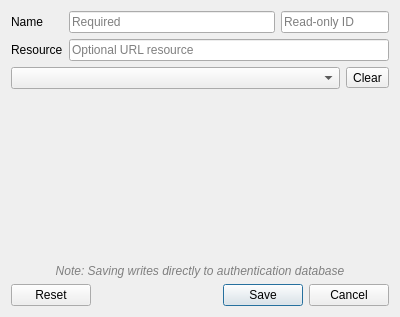
Above: src/ui/auth/qgsauthconfigedit.ui from qgis/QGIS before the change. Below: the same form after it.
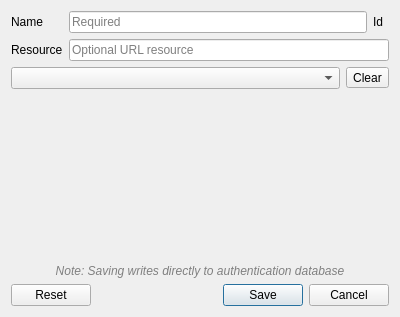
That is the form after the change. Custom widgets are drawn as their Qt base class.

Commit message: [auth] Add authcfg ID edit widget and support for changing the ID

```diff
--- a/src/ui/auth/qgsauthconfigedit.ui
+++ b/src/ui/auth/qgsauthconfigedit.ui
@@ -79,33 +79,15 @@
       </widget>
      </item>
      <item>
-      <widget class="QLineEdit" name="leAuthCfg">
-       <property name="sizePolicy">
-        <sizepolicy hsizetype="Fixed" vsizetype="Fixed">
-         <horstretch>0</horstretch>
-         <verstretch>0</verstretch>
-        </sizepolicy>
-       </property>
-       <property name="minimumSize">
-        <size>
-         <width>80</width>
-         <height>0</height>
-        </size>
-       </property>
-       <property name="maximumSize">
-        <size>
-         <width>110</width>
-         <height>16777215</height>
-        </size>
-       </property>
-       <property name="readOnly">
-        <bool>true</bool>
-       </property>
-       <property name="placeholderText">
-        <string>Read-only ID</string>
+      <widget class="QLabel" name="label">
+       <property name="text">
+        <string>Id</string>
        </property>
       </widget>
      </item>
+     <item>
+      <widget class="QgsAuthConfigIdEdit" name="authCfgEdit" native="true"/>
+     </item>
     </layout>
    </item>
    <item row="2" column="0">
@@ -131,6 +113,14 @@
    </item>
   </layout>
  </widget>
+ <customwidgets>
+  <customwidget>
+   <class>QgsAuthConfigIdEdit</class>
+   <extends>QWidget</extends>
+   <header>qgsauthconfigidedit.h</header>
+   <container>1</container>
+  </customwidget>
+ </customwidgets>
  <tabstops>
   <tabstop>leResource</tabstop>
   <tabstop>cmbAuthMethods</tabstop>
```
The commit also changes 13 other files.
